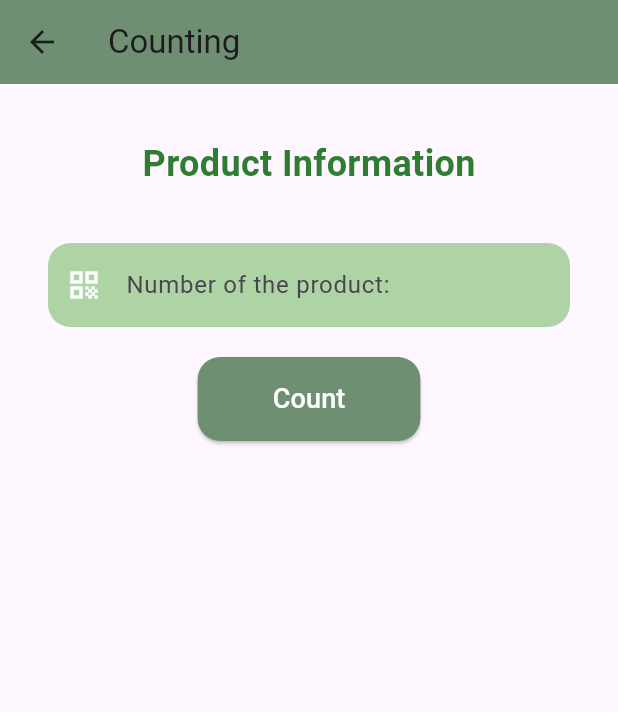
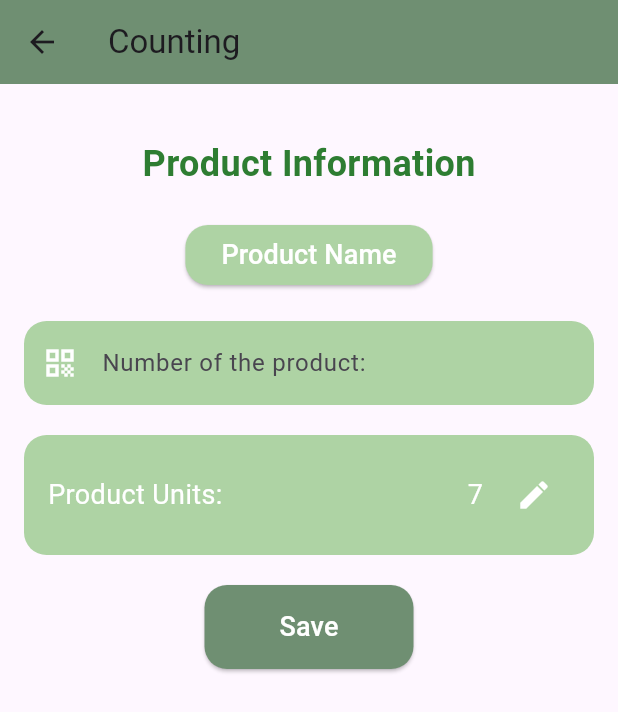
Before and after one commit to braresm/Supermarket, a Flutter app: the CountingScreen screen opened directly, on a phone screen of 412 x 824 dp. Shown: the top 712 px of the screen. Run offline on Flutter 3.47's test engine with Material 3 defaults, Android fonts, the phone set to English and light mode, and no system bars; our stand-ins replace equatable, flutter_bloc, flutter_dotenv, supabase, supabase_flutter; missing offline and left inert: barcode_scan2; accounts and stored records are empty.

Commit message:
Revert changes on counting

```diff
--- a/fresh_check/lib/counting_screen.dart
+++ b/fresh_check/lib/counting_screen.dart
@@ -1,165 +1,105 @@
 import 'package:flutter/material.dart';
-import 'package:flutter_bloc/flutter_bloc.dart';
-import 'package:fresh_check/presentation/bloc/product_bloc.dart';
 
 class CountingScreen extends StatelessWidget {
-  const CountingScreen({super.key});
-
   @override
   Widget build(BuildContext context) {
     return Scaffold(
       appBar: AppBar(
-        title: const Text('Counting'),
-        backgroundColor: const Color(0xFF6F8F72),
+        title: Text('Counting'),
+        backgroundColor: Color(0xFF6F8F72),
       ),
-      body: BlocListener<ProductBloc, ProductState>(
-        listener: (context, state) {
-          if (state is ProductError) {
-            ScaffoldMessenger.of(context).showSnackBar(
-              SnackBar(
-                content: Text(state.message),
+      body: Padding(
+        padding: const EdgeInsets.all(16.0),
+        child: SingleChildScrollView(
+          child: Column(
+            children: [
+              SizedBox(height: 20),
+              Text(
+                'Product Information',
+                style: TextStyle(
+                  fontSize: 24,
+                  fontWeight: FontWeight.bold,
+                  color: Colors.green[800],
+                ),
               ),
-            );
-          }
-        },
-        child: BlocBuilder<ProductBloc, ProductState>(
-          builder: (context, state) {
-            Widget childWidget = Container();
-
-            if (state is ProductLoading) {
-              childWidget = const CircularProgressIndicator();
-            }
-            if (state is ProductInitial) {
-              childWidget = const CountForm();
-            }
-            if (state is ProductLoaded) {
-              childWidget = Container(
-                padding: const EdgeInsets.all(16),
+              SizedBox(height: 20),
+              ElevatedButton(
+                style: ElevatedButton.styleFrom(
+                  backgroundColor: Color(0xFFAED3A4),
+                  shape: RoundedRectangleBorder(
+                    borderRadius: BorderRadius.circular(15),
+                  ),
+                ),
+                onPressed: () {},
+                child: Text(
+                  'Product Name',
+                  style: TextStyle(color: Colors.white, fontSize: 18),
+                ),
+              ),
+              SizedBox(height: 20),
+              TextField(
+                decoration: InputDecoration(
+                  labelText: 'Number of the product:',
+                  filled: true,
+                  fillColor: Color(0xFFAED3A4),
+                  border: OutlineInputBorder(
+                    borderRadius: BorderRadius.circular(15),
+                    borderSide: BorderSide.none,
+                  ),
+                  prefixIcon: Icon(Icons.qr_code, color: Colors.white),
+                ),
+              ),
+              SizedBox(height: 20),
+              Container(
+                padding: EdgeInsets.all(16),
                 decoration: BoxDecoration(
-                  color: const Color(0xFFAED3A4),
+                  color: Color(0xFFAED3A4),
                   borderRadius: BorderRadius.circular(15),
                 ),
                 child: Row(
                   children: [
-                    const Text(
+                    Text(
                       'Product Units: ',
                       style: TextStyle(
                         fontSize: 18,
                         color: Colors.white,
                       ),
                     ),
-                    const Spacer(),
-                    const Text(
+                    Spacer(),
+                    Text(
                       '7',
                       style: TextStyle(
                         fontSize: 18,
                         color: Colors.white,
                       ),
                     ),
-                    const SizedBox(width: 10),
+                    SizedBox(width: 10),
                     IconButton(
-                      icon: const Icon(Icons.edit, color: Colors.white),
+                      icon: Icon(Icons.edit, color: Colors.white),
                       onPressed: () {
                         // Handle edit button press
                       },
                     ),
                   ],
                 ),
-              );
-            }
-
-            return Padding(
-              padding: const EdgeInsets.all(16.0),
-              child: SingleChildScrollView(
-                child: Column(
-                  children: [
-                    const SizedBox(height: 20),
-                    Text(
-                      'Product Information',
-                      style: TextStyle(
-                        fontSize: 24,
-                        fontWeight: FontWeight.bold,
-                        color: Colors.green[800],
-                      ),
-                    ),
-                    const SizedBox(height: 20),
-                    childWidget,
-                  ],
-                ),
               ),
-            );
-          },
-        ),
-      ),
-    );
-  }
-}
-
-class CountForm extends StatefulWidget {
-  const CountForm({super.key});
-
-  @override
-  _CountFormState createState() => _CountFormState();
-}
-
-class _CountFormState extends State<CountForm> {
-  final _formKey = GlobalKey<FormState>();
-  final _barcodeController = TextEditingController();
-
-  String? _validateBarcode(String? value) {
-    if (value == null || value.isEmpty) {
-      return 'Barcode cannot be empty';
-    }
-    return null;
-  }
-
-  void _submit() {
-    if (_formKey.currentState!.validate()) {
-      context
-          .read<ProductBloc>()
-          .add(GetProductByBarcode(_barcodeController.text));
-    }
-  }
-
-  @override
-  Widget build(BuildContext context) {
-    return Padding(
-      padding: const EdgeInsets.all(16.0),
-      child: Form(
-        key: _formKey,
-        child: SingleChildScrollView(
-          child: Column(
-            children: [
-              TextFormField(
-                controller: _barcodeController,
-                validator: _validateBarcode,
-                decoration: InputDecoration(
-                  labelText: 'Number of the product:',
-                  filled: true,
-                  fillColor: const Color(0xFFAED3A4),
-                  border: OutlineInputBorder(
-                    borderRadius: BorderRadius.circular(15),
-                    borderSide: BorderSide.none,
-                  ),
-                  prefixIcon: const Icon(Icons.qr_code, color: Colors.white),
-                ),
-              ),
-              const SizedBox(height: 20),
+              SizedBox(height: 20),
               ElevatedButton(
                 style: ElevatedButton.styleFrom(
-                  backgroundColor: const Color(0xFF6F8F72),
+                  backgroundColor: Color(0xFF6F8F72),
                   shape: RoundedRectangleBorder(
                     borderRadius: BorderRadius.circular(15),
                   ),
-                  padding:
-                      const EdgeInsets.symmetric(horizontal: 50, vertical: 15),
+                  padding: EdgeInsets.symmetric(horizontal: 50, vertical: 15),
                 ),
-                onPressed: _submit,
-                child: const Text(
-                  'Count',
+                onPressed: () {
+                  // Handle save button press
+                },
+                child: Text(
+                  'Save',
                   style: TextStyle(color: Colors.white, fontSize: 18),
                 ),
-              )
+              ),
             ],
           ),
         ),
```
